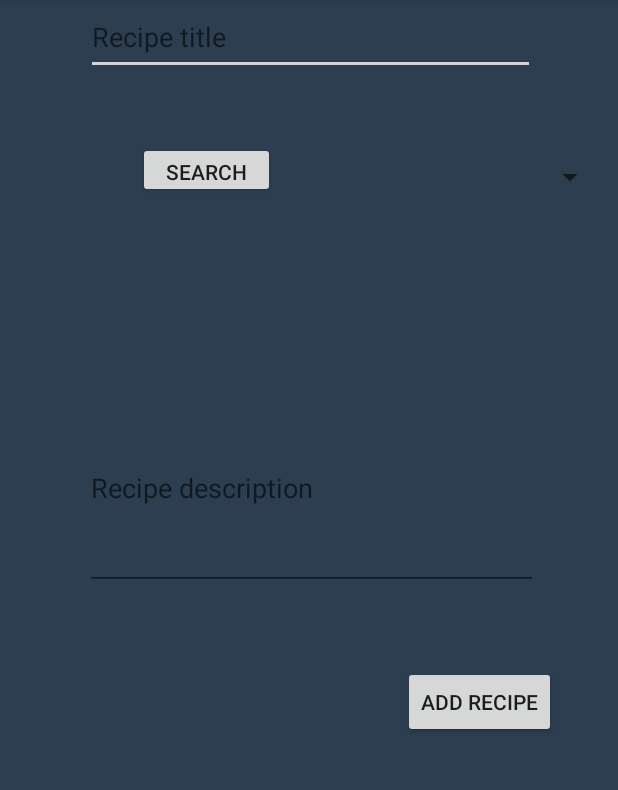
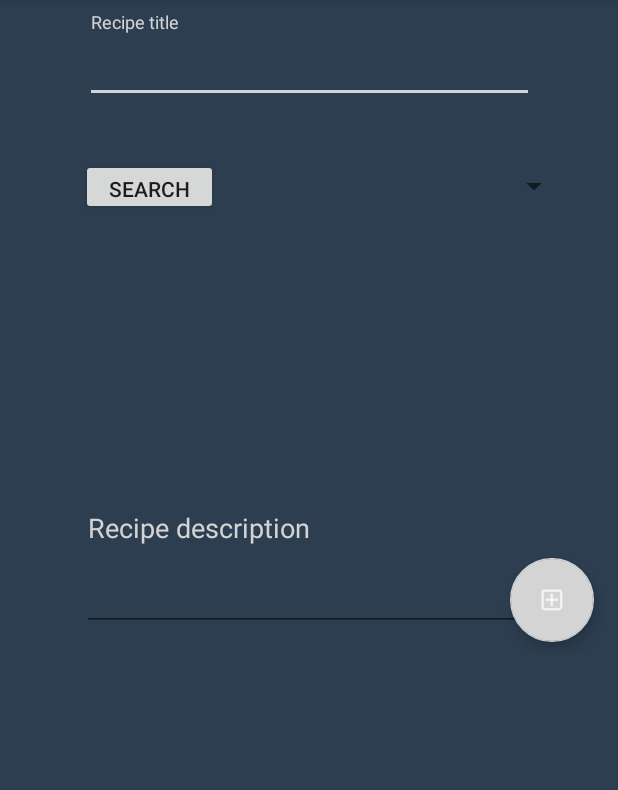
Before and after one commit to panosmir/CookingRecipesMVP, an Android app: the NewRecipeActivity screen opened directly, with no data from a screen before it, on a phone screen of 412 x 824 dp, the part 84-874 px from its top. Run offline under Robolectric (Android 15) with nearby library versions, the phone set to English and light mode, and no system bars; our stand-ins replace ButterKnife, Dagger/Hilt's generated code, RxJava; libraries missing offline, so code that uses them is left out: com.afollestad.materialdialogs, io.reactivex.internal, javax.annotation; network calls fail.

Commit message:
Implement TextInputLayout.

```diff
--- a/app/src/main/res/layout/activity_new_recipe.xml
+++ b/app/src/main/res/layout/activity_new_recipe.xml
@@ -9,73 +9,87 @@
 
     <android.support.constraint.ConstraintLayout
         android:layout_width="match_parent"
-        android:layout_height="match_parent">
+        android:layout_height="wrap_content">
 
+        <android.support.design.widget.TextInputLayout
+            android:layout_width="wrap_content"
+            android:layout_height="90dp"
+            android:id="@+id/textTitleInput"
+            android:textColorHint="#d4d4d4"
+            app:layout_constraintEnd_toEndOf="parent"
+            android:layout_marginEnd="8dp"
+            app:layout_constraintTop_toTopOf="parent"
+            android:layout_marginTop="8dp"
+            app:layout_constraintStart_toStartOf="parent"
+            android:layout_marginStart="8dp">
             <EditText
                 android:id="@+id/addRecipeTitleEditText"
                 style="@style/TextColor"
                 android:layout_width="299dp"
                 android:layout_height="50dp"
-            android:layout_marginBottom="50dp"
-            android:layout_marginEnd="8dp"
-            android:layout_marginLeft="8dp"
-            android:layout_marginRight="8dp"
-            android:layout_marginStart="8dp"
-            android:hint="Recipe title"
-            app:layout_constraintBottom_toTopOf="@+id/categorySpinner"
-            app:layout_constraintHorizontal_bias="0.507"
-            app:layout_constraintLeft_toLeftOf="parent"
-            app:layout_constraintRight_toRightOf="parent" />
+                android:hint="Recipe title"/>
+        </android.support.design.widget.TextInputLayout>
+
 
         <Spinner
             android:id="@+id/categorySpinner"
-            android:layout_width="129dp"
+            android:layout_width="206dp"
             android:layout_height="36dp"
-            android:layout_marginRight="8dp"
             app:layout_constraintRight_toRightOf="parent"
-            android:layout_marginBottom="8dp"
-            app:layout_constraintBottom_toTopOf="@+id/recyclerView" />
+            android:layout_marginRight="32dp"
+            android:layout_marginTop="8dp"
+            app:layout_constraintTop_toBottomOf="@+id/textTitleInput" />
 
         <android.support.v7.widget.RecyclerView
             android:layout_width="305dp"
             android:layout_height="114dp"
             android:id="@+id/recyclerView"
-            app:layout_constraintBottom_toTopOf="@+id/addRecipeDescriptionEditText"
             app:layout_constraintStart_toStartOf="parent"
             android:layout_marginStart="8dp"
             app:layout_constraintEnd_toEndOf="parent"
             android:layout_marginEnd="8dp"
-            tools:layout_editor_absoluteX="-51dp" />
+            app:layout_constraintHorizontal_bias="0.507"
+            android:layout_marginTop="8dp"
+            app:layout_constraintTop_toBottomOf="@+id/categorySpinner"
+            android:layout_marginBottom="8dp"
+            app:layout_constraintBottom_toTopOf="@+id/textInputDescription" />
 
+        <android.support.design.widget.TextInputLayout
+            android:layout_width="319dp"
+            android:layout_height="153dp"
+            android:id="@+id/textInputDescription"
+            app:layout_constraintStart_toStartOf="parent"
+            android:layout_marginStart="8dp"
+            app:layout_constraintEnd_toEndOf="parent"
+            android:layout_marginEnd="8dp"
+            android:textColorHint="#d4d4d4"
+            app:layout_constraintBottom_toBottomOf="parent"
+            android:layout_marginBottom="8dp">
             <EditText
                 android:id="@+id/addRecipeDescriptionEditText"
                 style="@style/TextColor"
                 android:layout_width="302dp"
                 android:layout_height="135dp"
-            android:layout_marginBottom="156dp"
-            android:layout_marginEnd="8dp"
                 android:layout_marginLeft="8dp"
                 android:layout_marginRight="8dp"
-            android:layout_marginStart="8dp"
                 android:hint="Recipe description"
+                app:layout_constraintLeft_toLeftOf="parent"
+                app:layout_constraintRight_toRightOf="parent"
                 app:layout_constraintBottom_toBottomOf="parent"
-            app:layout_constraintHorizontal_bias="0.517"
-            app:layout_constraintLeft_toLeftOf="parent"
-            app:layout_constraintRight_toRightOf="parent" />
+                android:layout_marginBottom="168dp" />
+        </android.support.design.widget.TextInputLayout>
 
-        <Button
-            android:id="@+id/addRecipeButton"
-            android:layout_width="wrap_content"
-            android:layout_height="wrap_content"
-            android:layout_marginBottom="57dp"
-            android:layout_marginEnd="41dp"
-            android:layout_marginRight="41dp"
-            android:layout_marginTop="8dp"
-            android:text="@string/add_recipe_button"
-            app:layout_constraintBottom_toBottomOf="parent"
-            app:layout_constraintRight_toRightOf="parent"
-            app:layout_constraintTop_toBottomOf="@+id/addRecipeDescriptionEditText"
-            app:layout_constraintVertical_bias="1.0" />
+        <!--<Button-->
+            <!--android:id="@+id/addRecipeButton"-->
+            <!--android:layout_width="wrap_content"-->
+            <!--android:layout_height="wrap_content"-->
+            <!--android:layout_marginBottom="57dp"-->
+            <!--android:layout_marginRight="40dp"-->
+            <!--android:text="@string/add_recipe_button"-->
+            <!--app:layout_constraintBottom_toBottomOf="parent"-->
+            <!--app:layout_constraintRight_toRightOf="parent"-->
+            <!--android:layout_marginTop="8dp"-->
+            <!--app:layout_constraintTop_toBottomOf="@+id/textInputDescription" />-->
 
         <Button
             android:id="@+id/searchIngredientsButton"
@@ -86,10 +100,25 @@
             android:text="Search"
             app:layout_constraintEnd_toStartOf="@+id/categorySpinner"
             app:layout_constraintStart_toStartOf="parent"
-            android:layout_marginTop="40dp"
-            app:layout_constraintTop_toBottomOf="@+id/addRecipeTitleEditText"
             android:layout_marginBottom="8dp"
-            app:layout_constraintBottom_toTopOf="@+id/recyclerView" />
+            app:layout_constraintBottom_toTopOf="@+id/recyclerView"
+            app:layout_constraintHorizontal_bias="0.692"
+            android:layout_marginTop="8dp"
+            app:layout_constraintTop_toBottomOf="@+id/textTitleInput"
+            app:layout_constraintVertical_bias="0.0" />
+
+        <android.support.design.widget.FloatingActionButton
+            android:layout_width="wrap_content"
+            android:layout_height="wrap_content"
+            android:id="@+id/newRecipeFloatingButton"
+            app:layout_constraintEnd_toEndOf="parent"
+            android:layout_marginEnd="16dp"
+            android:src="@drawable/ic_addrecipe_icon"
+            app:layout_constraintTop_toTopOf="@+id/textInputDescription"
+            android:layout_marginTop="120dp"
+            app:layout_constraintBottom_toBottomOf="parent"
+            app:layout_constraintVertical_bias="1.0"
+            android:layout_marginBottom="8dp" />
 
 
     </android.support.constraint.ConstraintLayout>
--- a/app/src/main/res/layout/spinner_list_layout.xml
+++ b/app/src/main/res/layout/spinner_list_layout.xml
@@ -16,6 +16,7 @@
         android:layout_height="wrap_content"
         android:textSize="16sp"
         android:textAlignment="center"
+        style="@style/TextColor"
         app:layout_constraintEnd_toEndOf="parent"
         app:layout_constraintStart_toStartOf="parent"
         app:layout_constraintTop_toTopOf="parent" />
```
Also changed, not shown: app/src/main/res/layout/activity_login.xml (+58 -32 lines), app/src/main/res/layout/activity_search.xml (+36 -30 lines), app/src/main/res/layout/added_ingredients_list.xml (+17 -16 lines), app/src/main/res/layout/fragment_details.xml (+3 -25 lines), app/src/main/res/layout/fragment_details_update_recipe.xml (+30 -26 lines), app/src/main/res/layout/ingredient_list_item_layout.xml (+2 -13 lines), app/src/main/res/mipmap-hdpi/ic_launcher.png, app/src/main/res/mipmap-hdpi/ic_launcher_round.png (deleted), app/src/main/res/mipmap-mdpi/ic_launcher.png, app/src/main/res/mipmap-mdpi/ic_launcher_round.png (deleted), app/src/main/res/mipmap-xhdpi/ic_launcher.png, app/src/main/res/mipmap-xhdpi/ic_launcher_round.png (deleted), app/src/main/res/mipmap-xxhdpi/ic_launcher.png, app/src/main/res/mipmap-xxhdpi/ic_launcher_round.png (deleted), 3 more files, 2 other files. Lines whose indentation alone changed are shown as unchanged.
